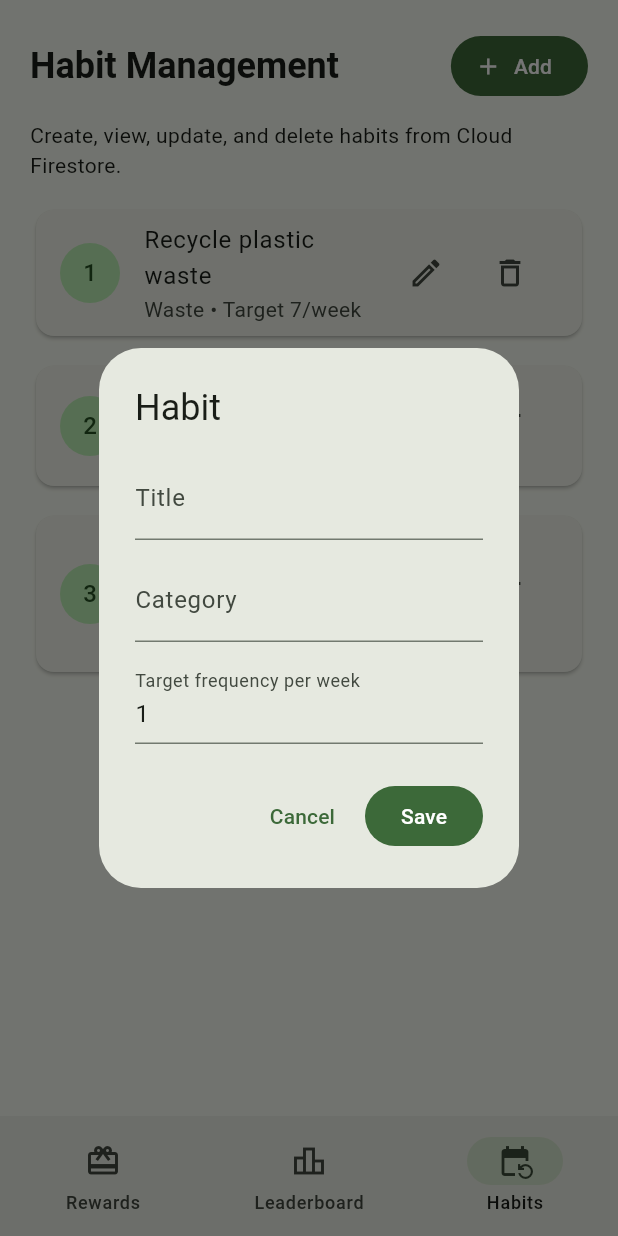
After one commit to afelallaric/finalprojectmobile, a Flutter app: the screen it shows after launch, item 3 of the bottom bar chosen, after a tap on "Add", on a phone screen of 412 x 824 dp. The commit adds this screen. Run offline on Flutter 3.47's test engine with Material 3 defaults, Android fonts, the phone set to English and light mode, and no system bars; our stand-ins replace cloud_firestore, firebase_core; accounts and stored records are empty; generated files the repository leaves out were written again.

Commit message:
feat: CRUD habit

```diff
--- /dev/null
+++ b/lib/features/habits/data/habit_firestore_service.dart
@@ -0,0 +1,91 @@
+import 'package:act_for_earth/features/habits/domain/habit.dart';
+import 'package:cloud_firestore/cloud_firestore.dart';
+
+class HabitFirestoreService {
+  HabitFirestoreService({FirebaseFirestore? firestore})
+    : _firestore = firestore;
+
+  static const String collectionName = 'habits';
+  static const String currentUserId = 'current_user';
+
+  final FirebaseFirestore? _firestore;
+
+  FirebaseFirestore get _db => _firestore ?? FirebaseFirestore.instance;
+
+  CollectionReference<Map<String, dynamic>> get _collection {
+    return _db.collection(collectionName);
+  }
+
+  Stream<List<Habit>> watchHabits(String userId) {
+    return _collection
+        .where('userId', isEqualTo: userId)
+        .snapshots()
+        .map(
+          (snapshot) =>
+              snapshot.docs.map(Habit.fromFirestore).toList(growable: false),
+        );
+  }
+
+  Future<void> seedDefaultHabits({required String userId}) async {
+    final snapshot = await _collection
+        .where('userId', isEqualTo: userId)
+        .limit(1)
+        .get();
+    if (snapshot.docs.isNotEmpty) {
+      return;
+    }
+
+    final batch = _db.batch();
+    final createdAt = DateTime.now();
+    final defaults = [
+      Habit(
+        userId: userId,
+        title: 'Recycle plastic waste',
+        category: 'Waste',
+        targetFrequency: 7,
+        createdAt: createdAt,
+      ),
+      Habit(
+        userId: userId,
+        title: 'Bike to school',
+        category: 'Transport',
+        targetFrequency: 3,
+        createdAt: createdAt,
+      ),
+      Habit(
+        userId: userId,
+        title: 'Save electricity at night',
+        category: 'Energy',
+        targetFrequency: 5,
+        createdAt: createdAt,
+      ),
+    ];
+
+    for (final habit in defaults) {
+      final docRef = _collection.doc();
+      batch.set(docRef, habit.toFirestore());
+    }
+
+    await batch.commit();
+  }
+
+  Future<void> createHabit(Habit habit) async {
+    await _collection.add(habit.toFirestore());
+  }
+
+  Future<void> updateHabit(Habit habit) async {
+    if (habit.habitId.isEmpty) {
+      throw ArgumentError('Habit id cannot be empty for update.');
+    }
+
+    await _collection.doc(habit.habitId).update(habit.toFirestore());
+  }
+
+  Future<void> deleteHabit(String habitId) async {
+    if (habitId.isEmpty) {
+      throw ArgumentError('Habit id cannot be empty for delete.');
+    }
+
+    await _collection.doc(habitId).delete();
+  }
+}
--- /dev/null
+++ b/lib/features/habits/domain/habit.dart
@@ -0,0 +1,59 @@
+import 'package:cloud_firestore/cloud_firestore.dart';
+
+class Habit {
+  const Habit({
+    this.habitId = '',
+    required this.userId,
+    required this.title,
+    required this.category,
+    required this.targetFrequency,
+    required this.createdAt,
+  });
+
+  final String habitId;
+  final String userId;
+  final String title;
+  final String category;
+  final int targetFrequency;
+  final DateTime createdAt;
+
+  factory Habit.fromFirestore(QueryDocumentSnapshot<Map<String, dynamic>> doc) {
+    final data = doc.data();
+    return Habit(
+      habitId: doc.id,
+      userId: (data['userId'] as String?) ?? '',
+      title: (data['title'] as String?) ?? 'Untitled Habit',
+      category: (data['category'] as String?) ?? 'General',
+      targetFrequency: (data['targetFrequency'] as int?) ?? 1,
+      createdAt: (data['createdAt'] as Timestamp?)?.toDate() ?? DateTime.now(),
+    );
+  }
+
+  Map<String, dynamic> toFirestore() {
+    return {
+      'userId': userId,
+      'title': title,
+      'category': category,
+      'targetFrequency': targetFrequency,
+      'createdAt': Timestamp.fromDate(createdAt),
+    };
+  }
+
+  Habit copyWith({
+    String? habitId,
+    String? userId,
+    String? title,
+    String? category,
+    int? targetFrequency,
+    DateTime? createdAt,
+  }) {
+    return Habit(
+      habitId: habitId ?? this.habitId,
+      userId: userId ?? this.userId,
+      title: title ?? this.title,
+      category: category ?? this.category,
+      targetFrequency: targetFrequency ?? this.targetFrequency,
+      createdAt: createdAt ?? this.createdAt,
+    );
+  }
+}
--- /dev/null
+++ b/lib/features/habits/presentation/pages/habit_page.dart
@@ -0,0 +1,132 @@
+import 'package:act_for_earth/features/habits/domain/habit.dart';
+import 'package:act_for_earth/features/habits/presentation/widgets/habit_form_dialog.dart';
+import 'package:flutter/material.dart';
+
+class HabitPage extends StatelessWidget {
+  const HabitPage({
+    super.key,
+    required this.habits,
+    required this.isLoading,
+    this.errorMessage,
+    required this.onAdd,
+    required this.onEdit,
+    required this.onDelete,
+  });
+
+  final List<Habit> habits;
+  final bool isLoading;
+  final String? errorMessage;
+  final VoidCallback onAdd;
+  final ValueChanged<Habit> onEdit;
+  final ValueChanged<Habit> onDelete;
+
+  @override
+  Widget build(BuildContext context) {
+    return SafeArea(
+      child: Padding(
+        padding: const EdgeInsets.all(20),
+        child: Column(
+          crossAxisAlignment: CrossAxisAlignment.start,
+          children: [
+            Row(
+              children: [
+                Expanded(
+                  child: Text(
+                    'Habit Management',
+                    style: Theme.of(context).textTheme.headlineSmall?.copyWith(
+                      fontWeight: FontWeight.bold,
+                    ),
+                  ),
+                ),
+                FilledButton.icon(
+                  onPressed: onAdd,
+                  icon: const Icon(Icons.add),
+                  label: const Text('Add'),
+                ),
+              ],
+            ),
+            const SizedBox(height: 12),
+            Text(
+              'Create, view, update, and delete habits from Cloud Firestore.',
+              style: Theme.of(context).textTheme.bodyMedium,
+            ),
+            const SizedBox(height: 16),
+            Expanded(child: _buildContent(context)),
+          ],
+        ),
+      ),
+    );
+  }
+
+  Widget _buildContent(BuildContext context) {
+    if (isLoading) {
+      return const Center(child: CircularProgressIndicator());
+    }
+
+    if (errorMessage != null) {
+      return Center(
+        child: Padding(
+          padding: const EdgeInsets.all(12),
+          child: Text(
+            'Failed to load Firestore data.\n$errorMessage',
+            textAlign: TextAlign.center,
+            style: Theme.of(context).textTheme.bodyMedium,
+          ),
+        ),
+      );
+    }
+
+    if (habits.isEmpty) {
+      return const Center(child: Text('No habits yet. Add one.'));
+    }
+
+    return ListView.separated(
+      itemCount: habits.length,
+      separatorBuilder: (_, _) => const SizedBox(height: 12),
+      itemBuilder: (context, index) {
+        final habit = habits[index];
+
+        return Card(
+          child: ListTile(
+            leading: CircleAvatar(child: Text('${index + 1}')),
+            title: Text(habit.title),
+            subtitle: Text(
+              '${habit.category} • Target ${habit.targetFrequency}/week',
+            ),
+            trailing: Wrap(
+              spacing: 8,
+              children: [
+                IconButton(
+                  onPressed: () => onEdit(habit),
+                  icon: const Icon(Icons.edit_outlined),
+                  tooltip: 'Edit habit',
+                ),
+                IconButton(
+                  onPressed: () => onDelete(habit),
+                  icon: const Icon(Icons.delete_outline),
+                  tooltip: 'Delete habit',
+                ),
+              ],
+            ),
+          ),
+        );
+      },
+    );
+  }
+}
+
+Future<HabitFormResult?> showHabitFormDialog(
+  BuildContext context, {
+  String initialTitle = '',
+  String initialCategory = '',
+  int initialTargetFrequency = 1,
+}) {
+  return showDialog<HabitFormResult>(
+    context: context,
+    builder: (context) => HabitFormDialog(
+      initialTitle: initialTitle,
+      initialCategory: initialCategory,
+      initialTargetFrequency: initialTargetFrequency,
+    ),
+  );
+}
--- /dev/null
+++ b/lib/features/habits/presentation/widgets/habit_form_dialog.dart
@@ -0,0 +1,113 @@
+import 'package:flutter/material.dart';
+
+class HabitFormDialog extends StatefulWidget {
+  const HabitFormDialog({
+    super.key,
+    this.initialTitle = '',
+    this.initialCategory = '',
+    this.initialTargetFrequency = 1,
+  });
+
+  final String initialTitle;
+  final String initialCategory;
+  final int initialTargetFrequency;
+
+  @override
+  State<HabitFormDialog> createState() => _HabitFormDialogState();
+}
+
+class _HabitFormDialogState extends State<HabitFormDialog> {
+  late final TextEditingController _titleController;
+  late final TextEditingController _categoryController;
+  late final TextEditingController _frequencyController;
+
+  @override
+  void initState() {
+    super.initState();
+    _titleController = TextEditingController(text: widget.initialTitle);
+    _categoryController = TextEditingController(text: widget.initialCategory);
+    _frequencyController = TextEditingController(
+      text: widget.initialTargetFrequency.toString(),
+    );
+  }
+
+  @override
+  void dispose() {
+    _titleController.dispose();
+    _categoryController.dispose();
+    _frequencyController.dispose();
+    super.dispose();
+  }
+
+  void _submit() {
+    final title = _titleController.text.trim();
+    final category = _categoryController.text.trim();
+    final targetFrequency = int.tryParse(_frequencyController.text.trim());
+
+    if (title.isEmpty ||
+        category.isEmpty ||
+        targetFrequency == null ||
+        targetFrequency <= 0) {
+      return;
+    }
+
+    Navigator.of(context).pop(
+      HabitFormResult(
+        title: title,
+        category: category,
+        targetFrequency: targetFrequency,
+      ),
+    );
+  }
+
+  @override
+  Widget build(BuildContext context) {
+    return AlertDialog(
+      title: const Text('Habit'),
+      content: Column(
+        mainAxisSize: MainAxisSize.min,
+        children: [
+          TextField(
+            controller: _titleController,
+            decoration: const InputDecoration(labelText: 'Title'),
+            textInputAction: TextInputAction.next,
+          ),
+          const SizedBox(height: 12),
+          TextField(
+            controller: _categoryController,
+            decoration: const InputDecoration(labelText: 'Category'),
+            textInputAction: TextInputAction.next,
+          ),
+          const SizedBox(height: 12),
+          TextField(
+            controller: _frequencyController,
+            decoration: const InputDecoration(
+              labelText: 'Target frequency per week',
+            ),
+            keyboardType: TextInputType.number,
+            onSubmitted: (_) => _submit(),
+          ),
+        ],
+      ),
+      actions: [
+        TextButton(
+          onPressed: () => Navigator.of(context).pop(),
+          child: const Text('Cancel'),
+        ),
+        FilledButton(onPressed: _submit, child: const Text('Save')),
+      ],
+    );
+  }
+}
+
+class HabitFormResult {
+  const HabitFormResult({
+    required this.title,
+    required this.category,
+    required this.targetFrequency,
+  });
+
+  final String title;
+  final String category;
+  final int targetFrequency;
+}
--- a/lib/features/home/presentation/pages/home_shell_page.dart
+++ b/lib/features/home/presentation/pages/home_shell_page.dart
@@ -4,6 +4,9 @@ import 'package:act_for_earth/features/leaderboard/data/leaderboard_firestore_se
 import 'package:act_for_earth/features/leaderboard/domain/leaderboard_entry.dart';
 import 'package:act_for_earth/features/leaderboard/presentation/widgets/leaderboard_entry_dialog.dart';
 import 'package:act_for_earth/features/leaderboard/presentation/pages/leaderboard_page.dart';
+import 'package:act_for_earth/features/habits/data/habit_firestore_service.dart';
+import 'package:act_for_earth/features/habits/domain/habit.dart';
+import 'package:act_for_earth/features/habits/presentation/pages/habit_page.dart';
 import 'package:act_for_earth/features/rewards/domain/reward_item.dart';
 import 'package:act_for_earth/features/rewards/presentation/pages/reward_page.dart';
 import 'package:flutter/material.dart';
@@ -20,9 +23,13 @@ class _HomeShellPageState extends State<HomeShellPage> {
   int _totalPoints = 120;
   bool _isLeaderboardLoading = true;
   String? _leaderboardError;
+  bool _isHabitLoading = true;
+  String? _habitError;
 
   late final LeaderboardFirestoreService _leaderboardService;
+  late final HabitFirestoreService _habitService;
   StreamSubscription<List<LeaderboardEntry>>? _leaderboardSubscription;
+  StreamSubscription<List<Habit>>? _habitSubscription;
 
   final List<RewardItem> _rewards = const [
     RewardItem(
@@ -46,17 +53,21 @@ class _HomeShellPageState extends State<HomeShellPage> {
   ];
 
   List<LeaderboardEntry> _leaderboard = const [];
+  List<Habit> _habits = const [];
 
   @override
   void initState() {
     super.initState();
     _leaderboardService = LeaderboardFirestoreService();
+    _habitService = HabitFirestoreService();
     _initializeLeaderboard();
+    _initializeHabits();
   }
 
   @override
   void dispose() {
     _leaderboardSubscription?.cancel();
+    _habitSubscription?.cancel();
     super.dispose();
   }
 
@@ -106,6 +117,49 @@ class _HomeShellPageState extends State<HomeShellPage> {
       setState(() {
         _isLeaderboardLoading = false;
         _leaderboardError = error.toString();
+      });
+    }
+  }
+
+  Future<void> _initializeHabits() async {
+    try {
+      await _habitService.seedDefaultHabits(
+        userId: HabitFirestoreService.currentUserId,
+      );
+
+      _habitSubscription = _habitService
+          .watchHabits(HabitFirestoreService.currentUserId)
+          .listen(
+            (habits) {
+              if (!mounted) {
+                return;
+              }
+
+              setState(() {
+                _habits = habits;
+                _isHabitLoading = false;
+                _habitError = null;
+              });
+            },
+            onError: (Object error) {
+              if (!mounted) {
+                return;
+              }
+
+              setState(() {
+                _isHabitLoading = false;
+                _habitError = error.toString();
+              });
+            },
+          );
+    } catch (error) {
+      if (!mounted) {
+        return;
+      }
+
+      setState(() {
+        _isHabitLoading = false;
+        _habitError = error.toString();
       });
     }
   }
@@ -178,10 +232,7 @@ class _HomeShellPageState extends State<HomeShellPage> {
     }
 
     await _leaderboardService.updateEntry(
-      entry.copyWith(
-        name: result.name,
-        points: result.points,
-      ),
+      entry.copyWith(name: result.name, points: result.points),
     );
   }
 
@@ -191,6 +242,49 @@ class _HomeShellPageState extends State<HomeShellPage> {
     }
 
     await _leaderboardService.deleteEntry(entry.id);
+  }
+
+  Future<void> _createHabit() async {
+    final result = await showHabitFormDialog(context);
+
+    if (result == null) {
+      return;
+    }
+
+    await _habitService.createHabit(
+      Habit(
+        userId: HabitFirestoreService.currentUserId,
+        title: result.title,
+        category: result.category,
+        targetFrequency: result.targetFrequency,
+        createdAt: DateTime.now(),
+      ),
+    );
+  }
+
+  Future<void> _editHabit(Habit habit) async {
+    final result = await showHabitFormDialog(
+      context,
+      initialTitle: habit.title,
+      initialCategory: habit.category,
+      initialTargetFrequency: habit.targetFrequency,
+    );
+
+    if (result == null) {
+      return;
+    }
+
+    await _habitService.updateHabit(
+      habit.copyWith(
+        title: result.title,
+        category: result.category,
+        targetFrequency: result.targetFrequency,
+      ),
+    );
+  }
+
+  Future<void> _deleteHabit(Habit habit) async {
+    await _habitService.deleteHabit(habit.habitId);
   }
 
   @override
@@ -214,6 +308,15 @@ class _HomeShellPageState extends State<HomeShellPage> {
         onAdd: _createEntry,
         onEdit: _editEntry,
         onDelete: _deleteEntry,
+      ),
+      HabitPage(
+        habits: List<Habit>.from(_habits)
+          ..sort((a, b) => b.createdAt.compareTo(a.createdAt)),
+        isLoading: _isHabitLoading,
+        errorMessage: _habitError,
+        onAdd: _createHabit,
+        onEdit: _editHabit,
+        onDelete: _deleteHabit,
       ),
     ];
 
@@ -256,6 +359,11 @@ class EcoNavigationBar extends StatelessWidget {
           selectedIcon: Icon(Icons.leaderboard),
           label: 'Leaderboard',
         ),
+        NavigationDestination(
+          icon: Icon(Icons.event_repeat_outlined),
+          selectedIcon: Icon(Icons.event_repeat),
+          label: 'Habits',
+        ),
       ],
     );
   }
```
Also changed, not shown: pubspec.lock.
